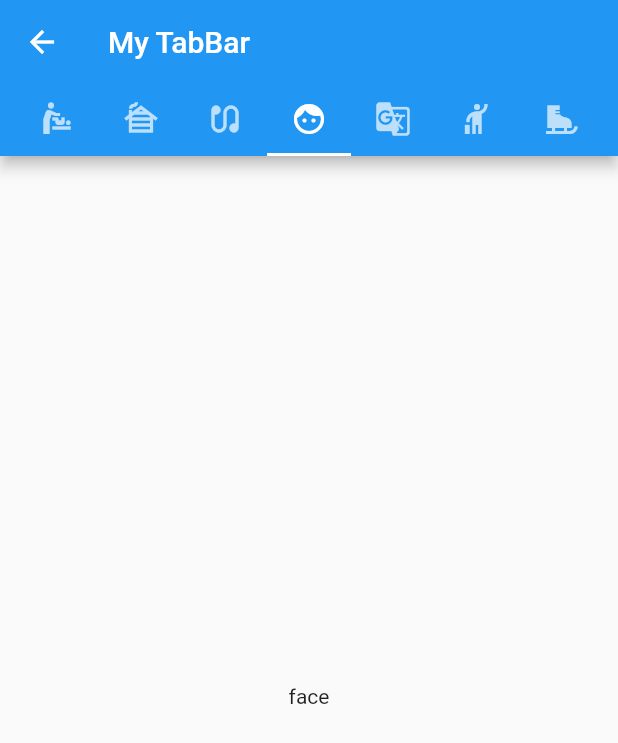
After one commit to zhaoxuan365/my_flutter_training, a Flutter app: the screen it shows after launch, after a tap on "TabBarDemo", on a phone screen of 412 x 824 dp. The commit adds this screen. Shown: the top 743 px of the screen. Run offline on Flutter 3.47's test engine with Material 2 defaults, Android fonts, the phone set to English and light mode, and no system bars.

Commit message:
TabBarDemo

```diff
--- a/lib/main.dart
+++ b/lib/main.dart
@@ -3,6 +3,7 @@ import 'package:my_flutter_training/pages/circle_progress_bar_demo.dart';
 
 import 'pages/drop_down_menu_demo.dart';
 import 'pages/drop_down_popup_demo.dart';
+import 'pages/tab_bar_demo.dart';
 
 void main() {
   runApp(const MyApp());
@@ -164,5 +165,21 @@ class _MyHomePageState extends State<MyHomePage> {
         },
       ),
     );
+
+    list.add(
+      _item(
+        text: 'TabBarDemo',
+        tapCallback: () {
+          Navigator.push(
+            context,
+            MaterialPageRoute(
+              builder: (context) {
+                return TabBarDemo();
+              },
+            ),
+          );
+        },
+      ),
+    );
   }
 }
--- /dev/null
+++ b/lib/pages/tab_bar_demo.dart
@@ -0,0 +1,94 @@
+import 'package:flutter/material.dart';
+
+class TabBarDemo extends StatefulWidget {
+  const TabBarDemo({super.key});
+
+  @override
+  State createState() => _TabBarDemoState();
+}
+
+class _TabBarDemoState extends State<TabBarDemo>
+    with SingleTickerProviderStateMixin {
+  late TabController _tabController;
+
+  @override
+  void initState() {
+    super.initState();
+    _tabController = TabController(length: 20, vsync: this);
+
+    Future.delayed(
+      Duration(
+        milliseconds: 500,
+      ),
+      () {
+        _tabController.index = 15;
+      },
+    );
+  }
+
+  @override
+  Widget build(BuildContext context) {
+    return Scaffold(
+      appBar: AppBar(
+        title: Text('My TabBar'),
+        bottom: TabBar(
+          controller: _tabController,
+          isScrollable: true,
+          tabs: [
+            Tab(icon: Icon(Icons.directions_car)),
+            Tab(icon: Icon(Icons.directions_transit)),
+            Tab(icon: Icon(Icons.directions_bike)),
+            Tab(icon: Icon(Icons.directions_boat)),
+            Tab(icon: Icon(Icons.directions_bus)),
+            Tab(icon: Icon(Icons.directions_railway)),
+            Tab(icon: Icon(Icons.directions_run)),
+            Tab(icon: Icon(Icons.directions_walk)),
+            Tab(icon: Icon(Icons.directions_subway)),
+            Tab(icon: Icon(Icons.directions)),
+            Tab(icon: Icon(Icons.ac_unit)),
+            Tab(icon: Icon(Icons.access_alarm)),
+            Tab(icon: Icon(Icons.baby_changing_station)),
+            Tab(icon: Icon(Icons.cabin)),
+            Tab(icon: Icon(Icons.earbuds)),
+            Tab(icon: Icon(Icons.face)),
+            Tab(icon: Icon(Icons.g_translate)),
+            Tab(icon: Icon(Icons.hail)),
+            Tab(icon: Icon(Icons.ice_skating)),
+            Tab(icon: Icon(Icons.join_full)),
+          ],
+        ),
+      ),
+      body: TabBarView(
+        controller: _tabController,
+        children: [
+          Center(child: Text('Car')),
+          Center(child: Text('Transit')),
+          Center(child: Text('Bike')),
+          Center(child: Text('Boat')),
+          Center(child: Text('Bus')),
+          Center(child: Text('Railway')),
+          Center(child: Text('Run')),
+          Center(child: Text('Walk')),
+          Center(child: Text('Subway')),
+          Center(child: Text('Directions')),
+          Center(child: Text('ac_unit')),
+          Center(child: Text('access_alarm')),
+          Center(child: Text('baby_changing_station')),
+          Center(child: Text('cabin')),
+          Center(child: Text('earbuds')),
+          Center(child: Text('face')),
+          Center(child: Text('g_translate')),
+          Center(child: Text('hail')),
+          Center(child: Text('ice_skating')),
+          Center(child: Text('join_full')),
+        ],
+      ),
+    );
+  }
+
+  @override
+  void dispose() {
+    _tabController.dispose();
+    super.dispose();
+  }
+}
```
